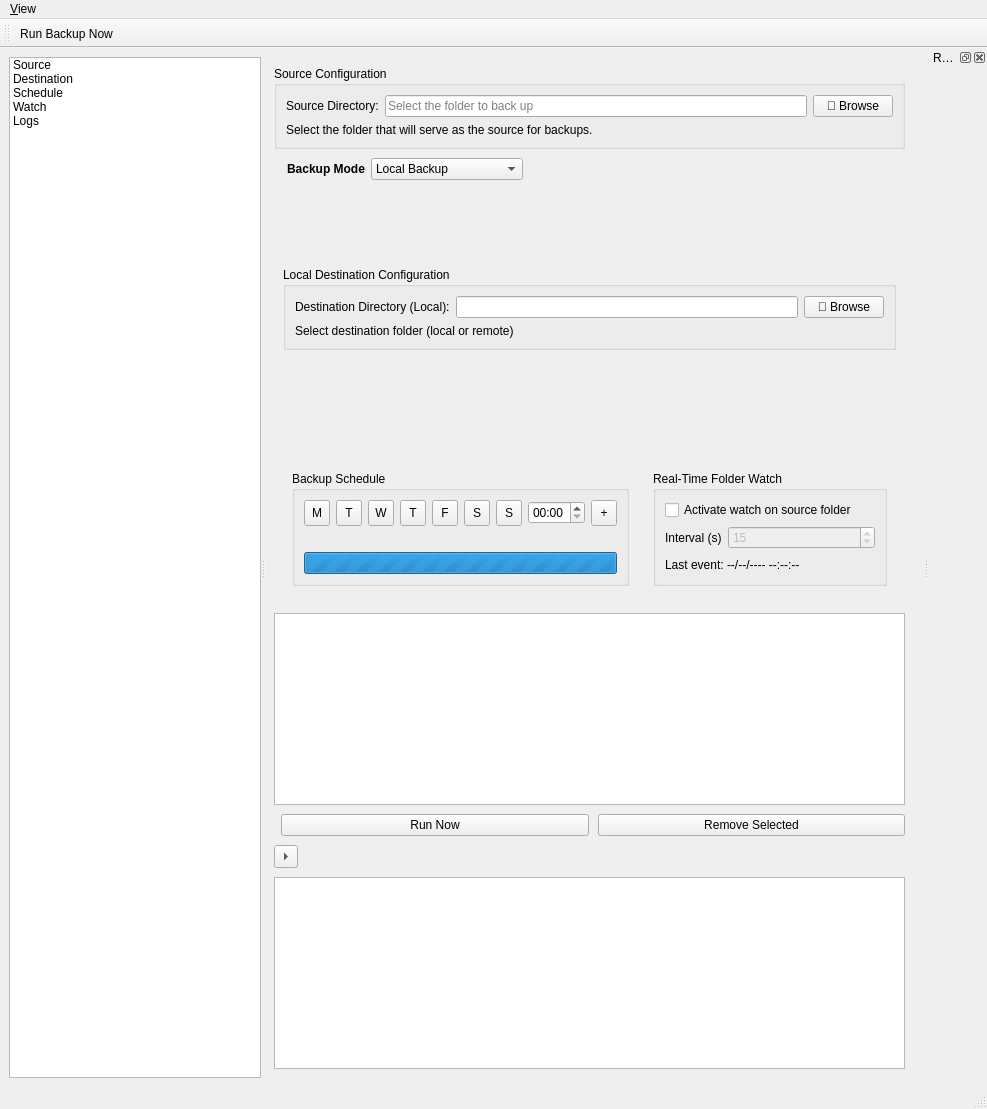
The window that backy_x/src/gui/MainWindow.ui (Mantinum/backyfull) describes before a commit, drawn with Qt 5.
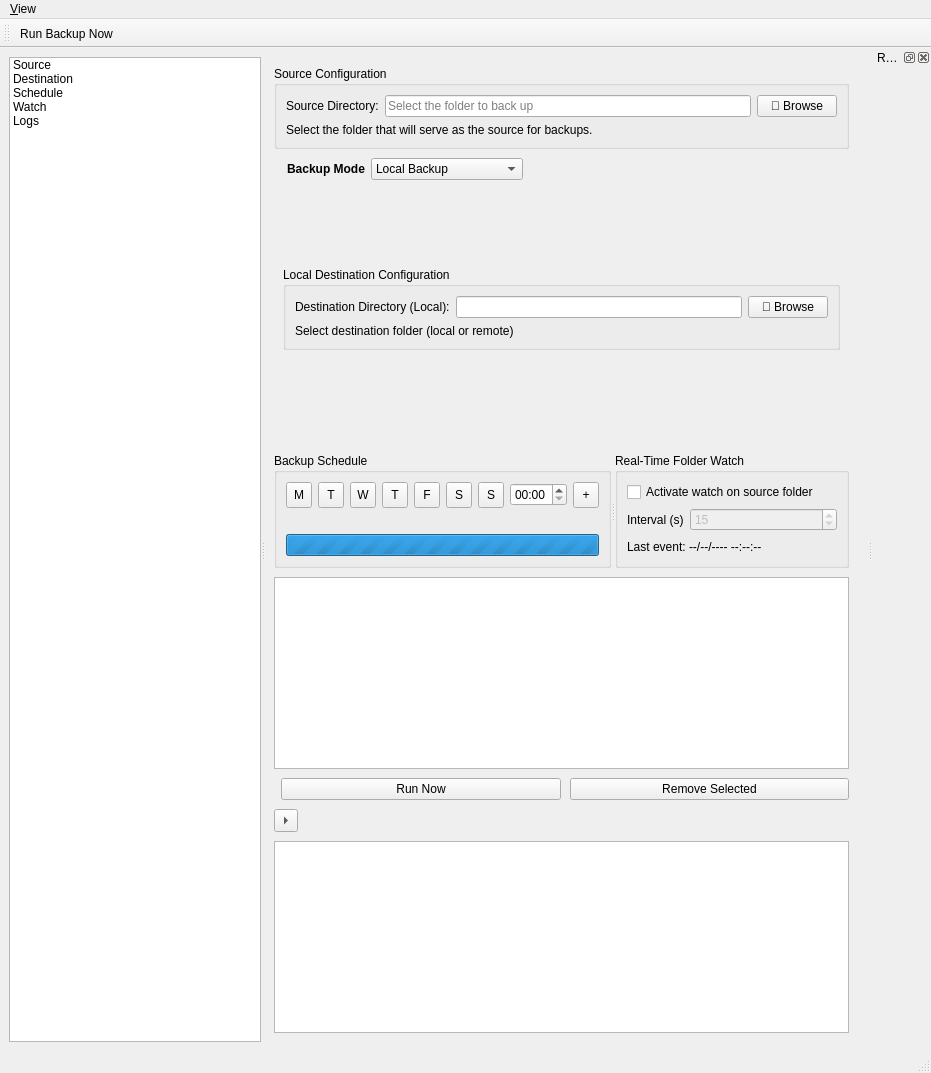
The same window after the commit.

Commit message: fix-splitter-unused-var

The edit to the form file:
```diff
--- a/backy_x/src/gui/MainWindow.ui
+++ b/backy_x/src/gui/MainWindow.ui
@@ -468,9 +468,10 @@
         </spacer>
        </item>
         <item>
-         <widget class="QWidget" name="splitPlanVsWatch">
-          <layout class="QHBoxLayout" name="planWatchLayout">
-           <item>
+        <widget class="QSplitter" name="splitPlanVsWatch">
+         <property name="orientation">
+          <enum>Qt::Horizontal</enum>
+         </property>
             <widget class="QWidget" name="wdPlan">
            <layout class="QVBoxLayout" name="vlPlan">
             <item>
@@ -685,8 +686,6 @@
         </item>
         </layout>
         </widget>
-       </item>
-       <item>
         <widget class="QWidget" name="wdWatch">
          <layout class="QVBoxLayout" name="vlWatch">
           <item>
@@ -764,8 +763,6 @@
           </item>
          </layout>
         </widget>
-       </item>
-      </layout>
      </widget>
     </item>
       <item>
```
Lines whose indentation alone changed are shown as unchanged. The commit also changes 1 other file.
